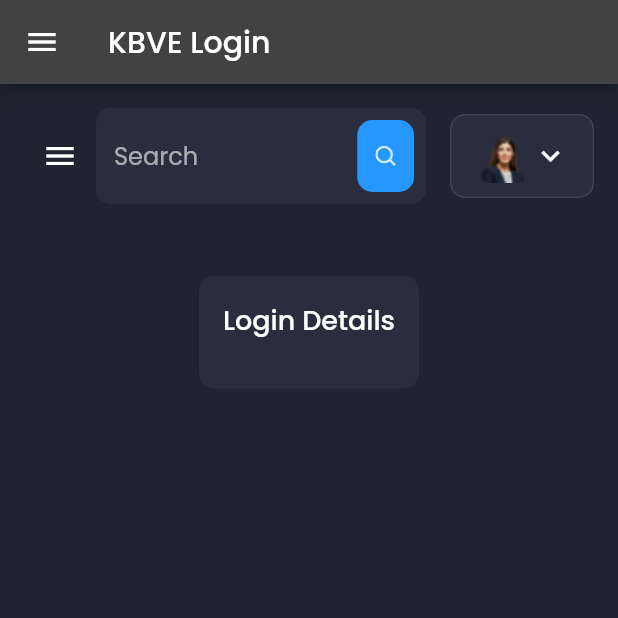
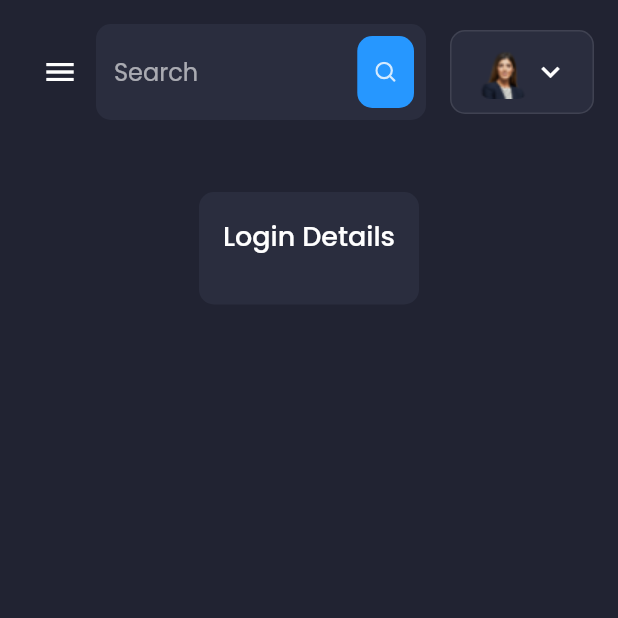
Before and after one commit to KBVE/app.kbve.com, a Flutter app: the LoginScreen screen opened directly, on a phone screen of 412 x 824 dp, the top half of it. Run offline on Flutter 3.47's test engine with Material 2 defaults, Android fonts, the light colour scheme and no system bars; our stand-ins replace data_table_2, fl_chart, flutter_svg, go_router, google_fonts.

Commit message:
Sync the Dart. Testing pipeline.

```diff
--- a/lib/screens/asset/asset.dart
+++ b/lib/screens/asset/asset.dart
@@ -48,6 +48,7 @@ class AssetScreen extends StatelessWidget {
   @override
   Widget build(BuildContext context) {
     return Scaffold(
+      //appBar: AppBar(title: Text('KBVE Asset')),
       key: context.read<MenuController>().scaffoldKey,
       drawer: SideMenu(),
       body: SafeArea(
--- a/lib/screens/main/main_screen.dart
+++ b/lib/screens/main/main_screen.dart
@@ -10,6 +10,7 @@ class MainScreen extends StatelessWidget {
   @override
   Widget build(BuildContext context) {
     return Scaffold(
+      //appBar: AppBar(title: Text('KBVE Main')),
       key: context.read<MenuController>().scaffoldKey,
       drawer: SideMenu(),
       body: SafeArea(
--- a/lib/screens/profile/login.dart
+++ b/lib/screens/profile/login.dart
@@ -12,7 +12,7 @@ class LoginScreen extends StatelessWidget {
   @override
   Widget build(BuildContext context) {
     return Scaffold(
-      appBar: AppBar(title: Text('KBVE Login')),
+      //appBar: AppBar(title: Text('KBVE Login')),
       key: context.read<MenuController>().scaffoldKey,
       drawer: SideMenu(),
       body: SafeArea(
```
Also changed, not shown: lib/main.dart (+5 -4 lines).
